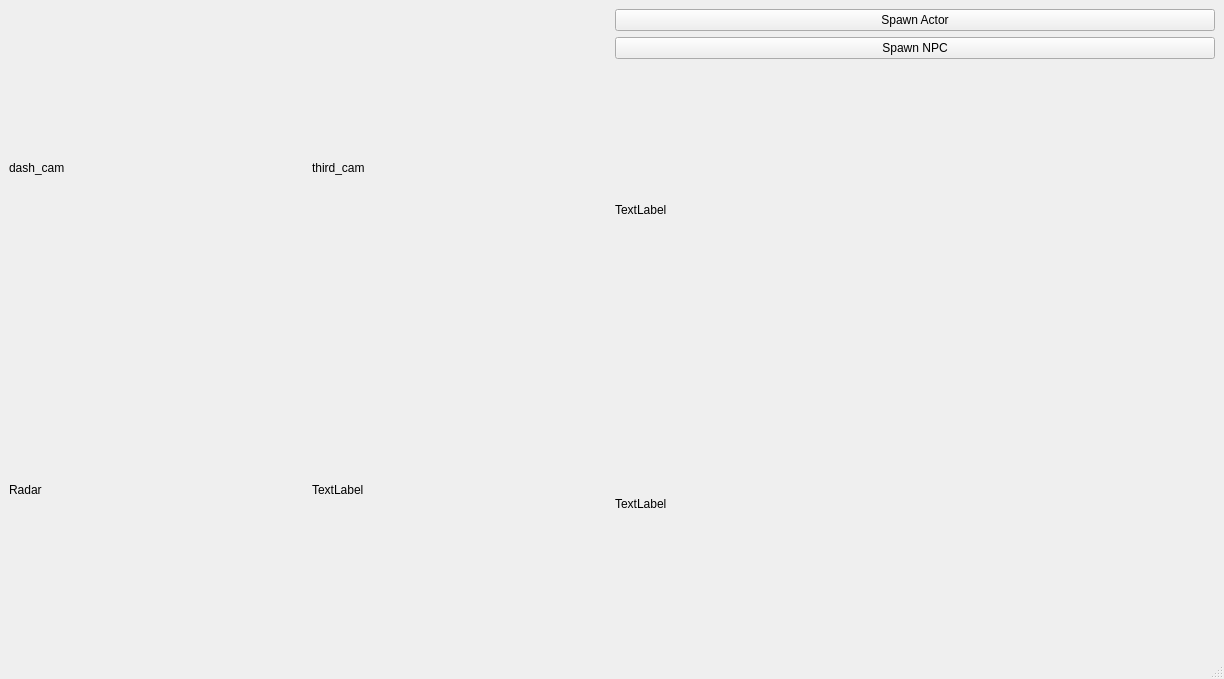
The window that monitor/res/UI/MainApplication.ui (goagain/Alset) describes before a commit, drawn with Qt 5.
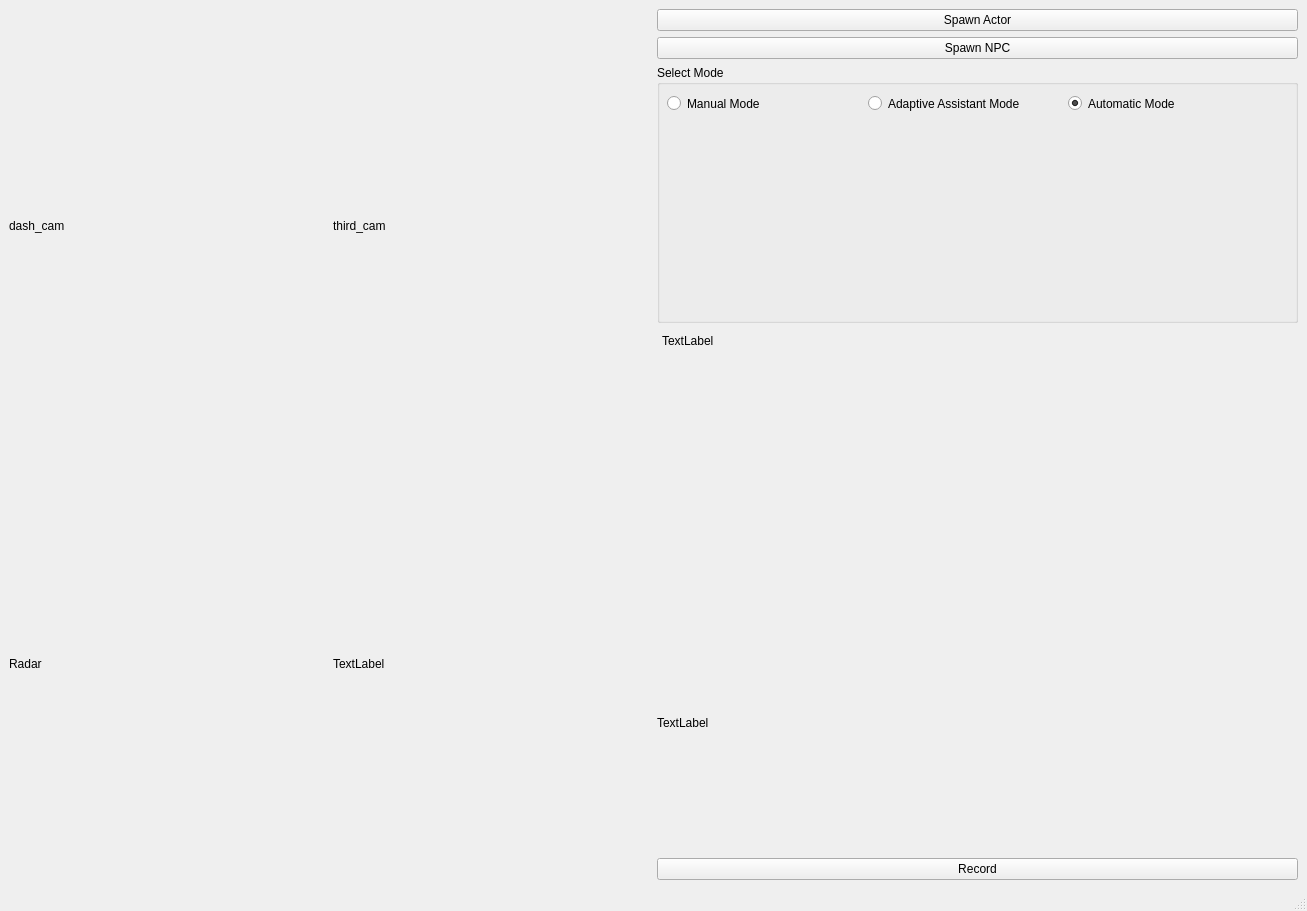
The same window after the commit.

Commit message: Manual Controller

Patch:
```diff
--- a/monitor/res/UI/MainApplication.ui
+++ b/monitor/res/UI/MainApplication.ui
@@ -6,8 +6,8 @@
    <rect>
     <x>0</x>
     <y>0</y>
-    <width>1224</width>
-    <height>679</height>
+    <width>1307</width>
+    <height>911</height>
    </rect>
   </property>
   <property name="windowTitle">
@@ -66,11 +66,69 @@
         </property>
        </widget>
       </item>
+      <item>
+       <widget class="QGroupBox" name="groupBox">
+        <property name="title">
+         <string>Select Mode</string>
+        </property>
+        <widget class="QRadioButton" name="manualControlButton">
+         <property name="geometry">
+          <rect>
+           <x>10</x>
+           <y>30</y>
+           <width>195</width>
+           <height>17</height>
+          </rect>
+         </property>
+         <property name="text">
+          <string>Manual Mode</string>
+         </property>
+        </widget>
+        <widget class="QRadioButton" name="assistantModeButton">
+         <property name="geometry">
+          <rect>
+           <x>211</x>
+           <y>30</y>
+           <width>194</width>
+           <height>17</height>
+          </rect>
+         </property>
+         <property name="text">
+          <string>Adaptive Assistant Mode</string>
+         </property>
+        </widget>
+        <widget class="QRadioButton" name="autoModeButton">
+         <property name="geometry">
+          <rect>
+           <x>411</x>
+           <y>30</y>
+           <width>195</width>
+           <height>17</height>
+          </rect>
+         </property>
+         <property name="text">
+          <string>Automatic Mode</string>
+         </property>
+         <property name="checked">
+          <bool>true</bool>
+         </property>
+        </widget>
+       </widget>
+      </item>
       <item>
        <widget class="QLabel" name="label_info">
         <property name="text">
          <string>TextLabel</string>
         </property>
+        <property name="alignment">
+         <set>Qt::AlignLeading|Qt::AlignLeft|Qt::AlignTop</set>
+        </property>
+        <property name="margin">
+         <number>5</number>
+        </property>
+        <property name="indent">
+         <number>5</number>
+        </property>
        </widget>
       </item>
       <item>
@@ -80,6 +138,13 @@
         </property>
        </widget>
       </item>
+      <item>
+       <widget class="QPushButton" name="btnRecord">
+        <property name="text">
+         <string>Record</string>
+        </property>
+       </widget>
+      </item>
      </layout>
     </item>
    </layout>
```
Left out of the diff: 22 changed lines with no effect on the pictures. The commit also changes 7 other files.
